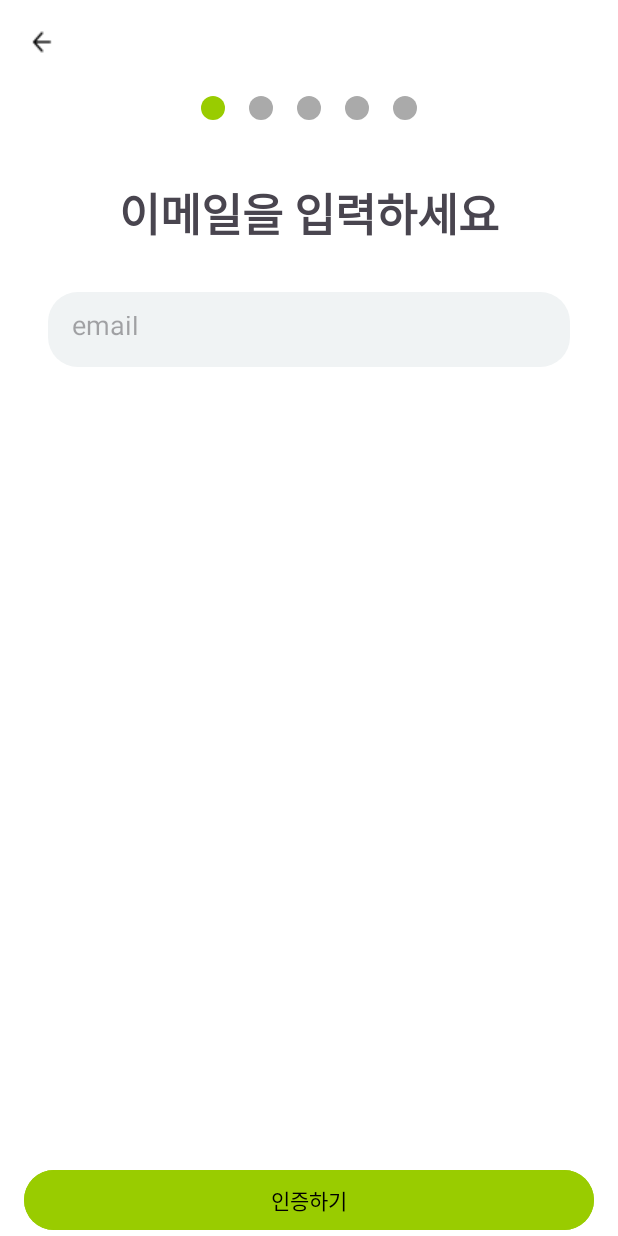
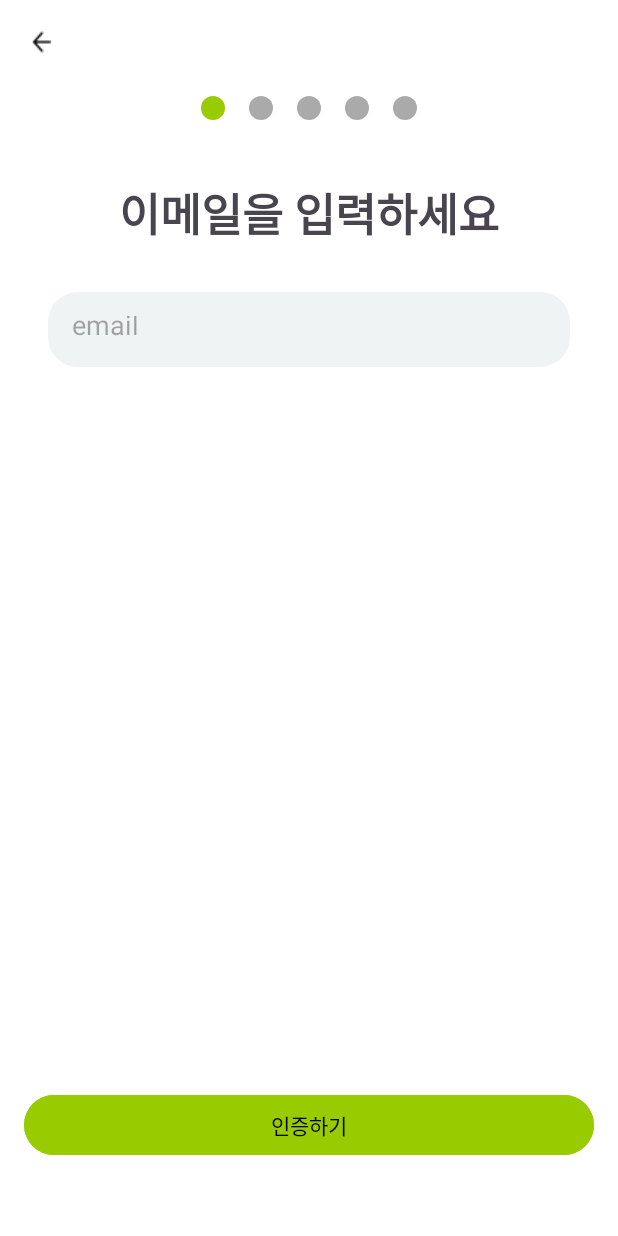
Before and after one commit to worhs02/GpsTracking, an Android app: the SignupActivity screen opened directly, with no data from a screen before it, on a phone screen of 412 x 824 dp. Run offline under Robolectric (Android 15) with nearby library versions, the phone set to English and light mode, and no system bars.

Commit message:
회원가입 다음 버튼 위치 조정 (위쪽으로)

```diff
--- a/hwan/mountain/app/src/main/res/layout/activity_signup.xml
+++ b/hwan/mountain/app/src/main/res/layout/activity_signup.xml
@@ -76,10 +76,10 @@
         android:layout_height="wrap_content"
         android:layout_alignParentBottom="true"
         android:layout_marginHorizontal="16dp"
+        android:layout_marginBottom="50dp"
         android:text="인증하기"
         android:textColor="@android:color/black"
-        android:backgroundTint="@color/holo_light_green"
-        />
+        android:backgroundTint="@color/holo_light_green" />
 
     <Button
         android:id="@+id/btnSignup"
@@ -87,7 +87,7 @@
         android:layout_height="wrap_content"
         android:layout_alignParentBottom="true"
         android:layout_marginHorizontal="16dp"
-        android:layout_marginBottom="53dp"
+        android:layout_marginBottom="50dp"
         android:text="시작!"
         android:backgroundTint="@color/holo_light_green"
         android:textColor="@android:color/black"
```
